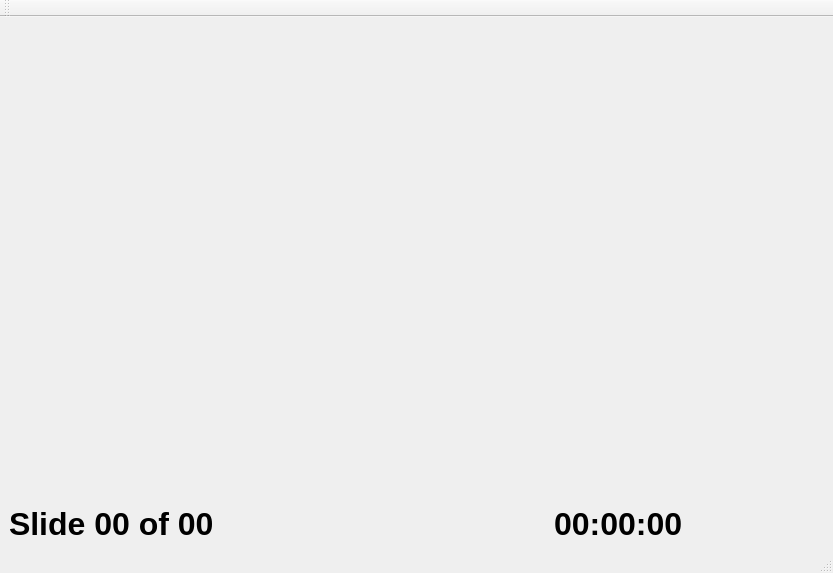
The window that forms/controlWindow.ui (wessnerj/qSlides) describes before a commit, drawn with Qt 5.
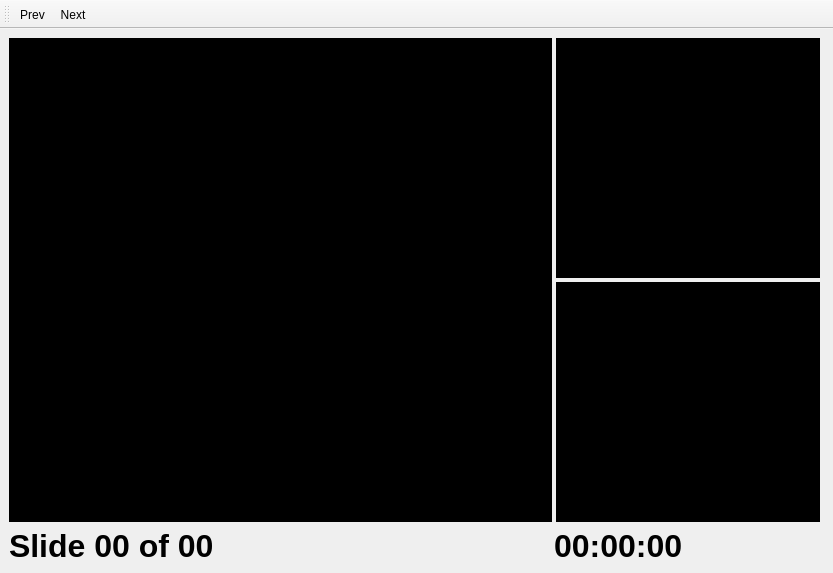
The same window after the commit.

Commit message: Showing the slides on control window

```diff
--- a/forms/controlWindow.ui
+++ b/forms/controlWindow.ui
@@ -38,6 +38,9 @@
    <layout class="QVBoxLayout" name="verticalLayout">
     <item>
      <layout class="QHBoxLayout" name="horizontalLayout">
+      <property name="spacing">
+       <number>0</number>
+      </property>
       <item>
        <widget class="QLabel" name="labelSlideMain">
         <property name="sizePolicy">
@@ -46,9 +49,18 @@
           <verstretch>0</verstretch>
          </sizepolicy>
         </property>
+        <property name="autoFillBackground">
+         <bool>false</bool>
+        </property>
+        <property name="styleSheet">
+         <string notr="true">background-color: rgb(0,0,0);</string>
+        </property>
         <property name="text">
          <string/>
         </property>
+        <property name="alignment">
+         <set>Qt::AlignCenter</set>
+        </property>
        </widget>
       </item>
       <item>
@@ -60,18 +72,51 @@
          </sizepolicy>
         </property>
         <layout class="QVBoxLayout" name="verticalLayout_2">
+         <property name="spacing">
+          <number>4</number>
+         </property>
+         <property name="leftMargin">
+          <number>4</number>
+         </property>
+         <property name="topMargin">
+          <number>0</number>
+         </property>
+         <property name="rightMargin">
+          <number>4</number>
+         </property>
+         <property name="bottomMargin">
+          <number>0</number>
+         </property>
          <item>
           <widget class="QLabel" name="labelSlideP1">
+           <property name="autoFillBackground">
+            <bool>false</bool>
+           </property>
+           <property name="styleSheet">
+            <string notr="true">background-color: rgb(0,0,0);</string>
+           </property>
            <property name="text">
             <string/>
            </property>
+           <property name="alignment">
+            <set>Qt::AlignCenter</set>
+           </property>
           </widget>
          </item>
          <item>
           <widget class="QLabel" name="labelSlideP2">
+           <property name="autoFillBackground">
+            <bool>false</bool>
+           </property>
+           <property name="styleSheet">
+            <string notr="true">background-color: rgb(0,0,0);</string>
+           </property>
            <property name="text">
             <string/>
            </property>
+           <property name="alignment">
+            <set>Qt::AlignCenter</set>
+           </property>
           </widget>
          </item>
         </layout>
@@ -125,7 +170,6 @@
     </item>
    </layout>
   </widget>
-  <widget class="QStatusBar" name="statusbar"/>
   <widget class="QToolBar" name="toolBar">
    <property name="windowTitle">
     <string>toolBar</string>
@@ -136,7 +180,19 @@
    <attribute name="toolBarBreak">
     <bool>false</bool>
    </attribute>
+   <addaction name="actionPrev"/>
+   <addaction name="actionNext"/>
   </widget>
+  <action name="actionPrev">
+   <property name="text">
+    <string>Prev</string>
+   </property>
+  </action>
+  <action name="actionNext">
+   <property name="text">
+    <string>Next</string>
+   </property>
+  </action>
  </widget>
  <resources/>
  <connections/>
```
The commit also changes 3 other files.
